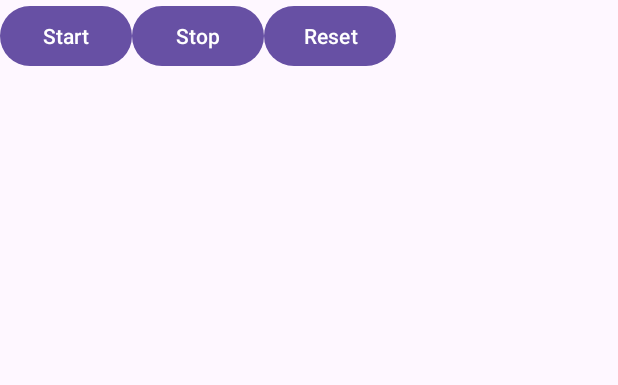
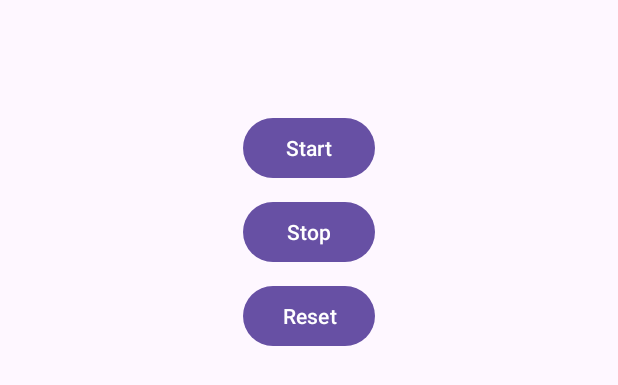
Before and after one commit to robotarmin/minesweepergame, an Android app: the layout activity_stopwatch.xml on its own in the app's theme, with its tools: preview values and no code run, on a phone screen of 412 x 824 dp. Shown: the top 385 px of the screen. Run offline under Robolectric (Android 15) with nearby library versions, the phone set to English and light mode, and no system bars.

Commit message:
got it working on phone, but its not mine yet, now i have to customize it

```diff
--- a/app/src/main/AndroidManifest.xml
+++ b/app/src/main/AndroidManifest.xml
@@ -13,7 +13,7 @@
         android:theme="@style/Theme.MyApplication"
         tools:targetApi="31">
         <activity
-            android:name=".MainActivity"
+            android:name=".StopwatchActivity"
             android:exported="true"
             android:theme="@style/Theme.MyApplication">
             <intent-filter>
--- a/app/src/main/res/layout/activity_stopwatch.xml
+++ b/app/src/main/res/layout/activity_stopwatch.xml
@@ -2,7 +2,8 @@
 <LinearLayout
     android:layout_width="match_parent"
     android:layout_height="match_parent"
-    xmlns:android="http://schemas.android.com/apk/res/android">
+    xmlns:android="http://schemas.android.com/apk/res/android"
+    android:orientation="vertical">
     <TextView
         android:id="@+id/time_view"
         android:layout_width="wrap_content"
@@ -15,7 +16,8 @@
         android:onClick="onClickStart"
         android:text="@string/start"
         android:layout_height="wrap_content"
-        android:layout_width="wrap_content"/>
+        android:layout_width="wrap_content"
+        android:layout_gravity="center_horizontal"/>
     <Button
         android:id="@+id/stop_button"
         android:layout_width="wrap_content"
```
